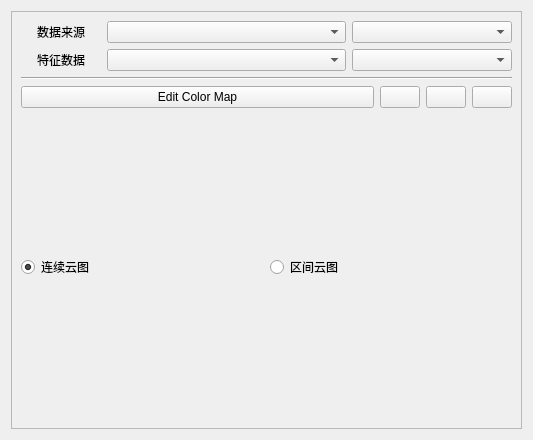
Qt form Qt/Resources/UI/ScalarView.ui (hu-shuhan/editOpeniGame) before a commit.
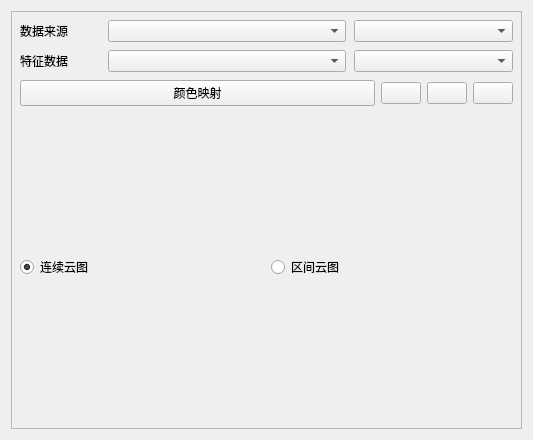
The same form after that commit. Icons and pictures are not drawn. Custom widgets are drawn as their Qt base class.

Commit message: 调整UI界面：ScalarView、TensorView、iGameQtMainWindow界面优化

Diff of the .ui file:
```diff
--- a/Qt/Resources/UI/ScalarView.ui
+++ b/Qt/Resources/UI/ScalarView.ui
@@ -35,8 +35,26 @@
        </rect>
       </property>
       <layout class="QVBoxLayout" name="verticalLayout_2">
+       <property name="spacing">
+        <number>10</number>
+       </property>
+       <property name="leftMargin">
+        <number>8</number>
+       </property>
+       <property name="topMargin">
+        <number>8</number>
+       </property>
+       <property name="rightMargin">
+        <number>8</number>
+       </property>
+       <property name="bottomMargin">
+        <number>8</number>
+       </property>
        <item>
         <layout class="QVBoxLayout" name="verticalLayout">
+         <property name="spacing">
+          <number>8</number>
+         </property>
          <item>
           <layout class="QHBoxLayout" name="horizontalLayout_5" stretch="1,3,2">
            <item>
@@ -45,7 +63,7 @@
               <string>数据来源</string>
              </property>
              <property name="alignment">
-              <set>Qt::AlignCenter</set>
+             <set>Qt::AlignLeading|Qt::AlignLeft|Qt::AlignVCenter</set>
              </property>
             </widget>
            </item>
@@ -65,7 +83,7 @@
               <string>特征数据</string>
              </property>
              <property name="alignment">
-              <set>Qt::AlignCenter</set>
+             <set>Qt::AlignLeading|Qt::AlignLeft|Qt::AlignVCenter</set>
              </property>
             </widget>
            </item>
@@ -78,18 +96,14 @@
           </layout>
          </item>
          <item>
-          <widget class="Line" name="line">
-           <property name="orientation">
-            <enum>Qt::Horizontal</enum>
+          <layout class="QHBoxLayout" name="horizontalLayout" stretch="2,0,0,0">
+           <property name="spacing">
+            <number>6</number>
            </property>
-          </widget>
-         </item>
-         <item>
-          <layout class="QHBoxLayout" name="horizontalLayout" stretch="1,0,0,0">
            <item>
             <widget class="QPushButton" name="btn_EditColorMap">
              <property name="text">
-              <string>Edit Color Map</string>
+             <string>颜色映射</string>
              </property>
             </widget>
            </item>
```
The commit also changes 3 other files.
